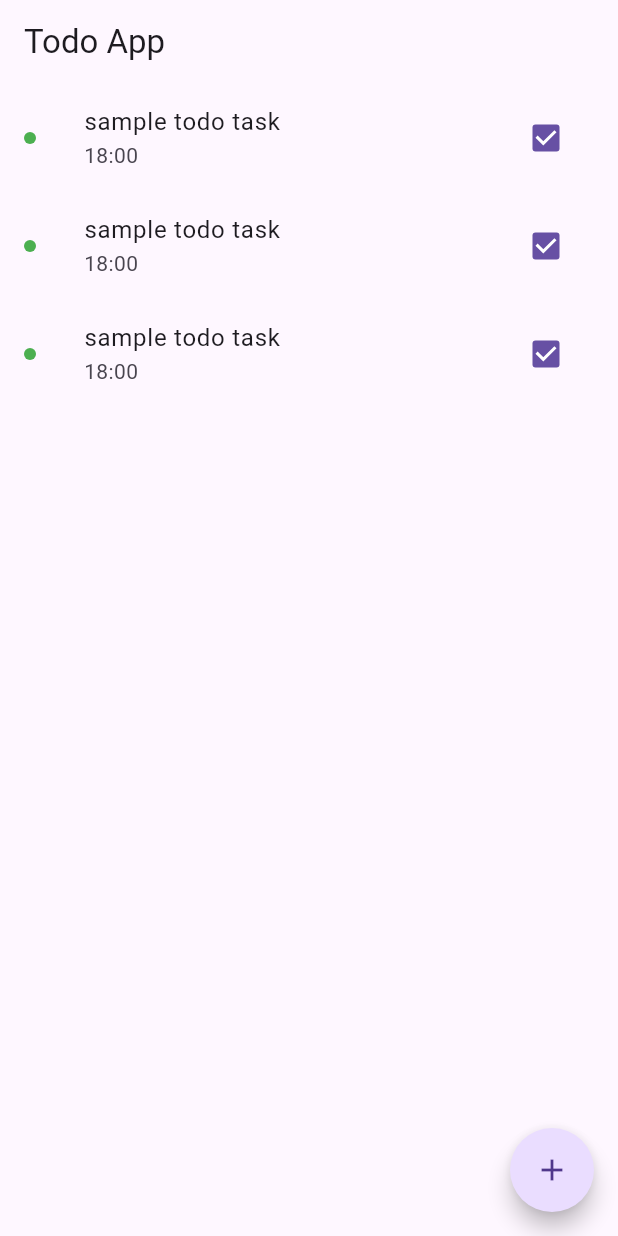
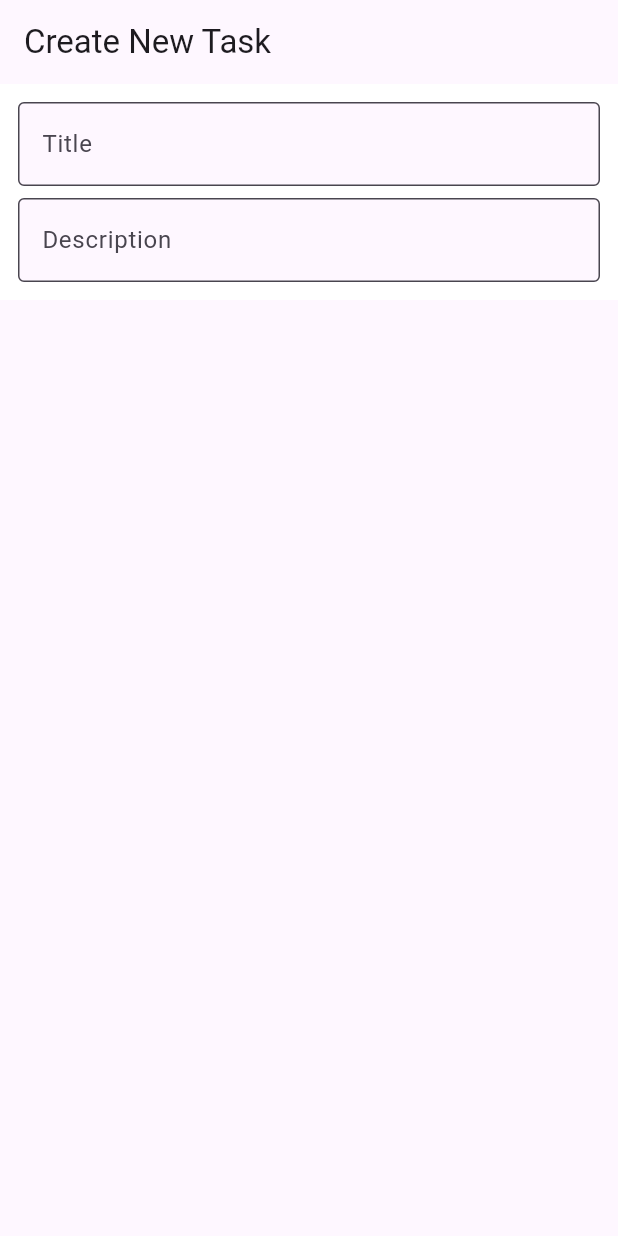
Before and after one commit to nobu74658/flutter_study_2025, a Flutter app: the screen it shows after launch, on a phone screen of 412 x 824 dp. Run offline on Flutter 3.47's test engine with Material 3 defaults, Android fonts, the phone set to English and light mode, and no system bars.

Commit message:
refactor: textfieldのコンポーネント化

```diff
--- a/lib/main.dart
+++ b/lib/main.dart
@@ -1,5 +1,5 @@
 import 'package:flutter/material.dart';
-import 'package:flutter_study_2025/screens/todo_list_screen.dart';
+import 'package:flutter_study_2025/screens/add_todo_screen.dart';
 
 void main() {
   runApp(const MyApp());
@@ -11,7 +11,7 @@ class MyApp extends StatelessWidget {
   @override
   Widget build(BuildContext context) {
     return const MaterialApp(
-      home: TodoListScreen(),
+      home: AddTodoScreen(),
     );
   }
 }
--- /dev/null
+++ b/lib/screens/add_todo_screen.dart
@@ -0,0 +1,49 @@
+import 'package:flutter/material.dart';
+
+class AddTodoScreen extends StatelessWidget {
+  const AddTodoScreen({super.key});
+
+  @override
+  Widget build(BuildContext context) {
+    return Scaffold(
+      appBar: AppBar(
+        title: const Text('Create New Task'),
+      ),
+      body: ListView(
+        children: [
+          Container(
+            padding: const EdgeInsets.all(12),
+            decoration: const BoxDecoration(
+              color: Colors.white,
+            ),
+            child: const Column(
+              children: [
+                _TextField('Title'),
+                SizedBox(height: 8),
+                _TextField('Description'),
+              ],
+            ),
+          ),
+        ],
+      ),
+    );
+  }
+}
+
+class _TextField extends StatelessWidget {
+  const _TextField(this.label);
+
+  final String label;
+
+  @override
+  Widget build(BuildContext context) {
+    return TextField(
+      decoration: InputDecoration(
+        filled: true,
+        fillColor: Theme.of(context).scaffoldBackgroundColor,
+        label: Text(label),
+        border: const OutlineInputBorder(),
+      ),
+    );
+  }
+}
```
Also changed, not shown: 3 other files.
